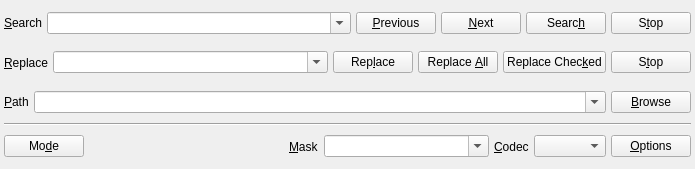
First picture: the form in v2/trunk/plugins/base/SearchAndReplace/src/SearchWidget.ui, repository testmana2/mks, before the edit.
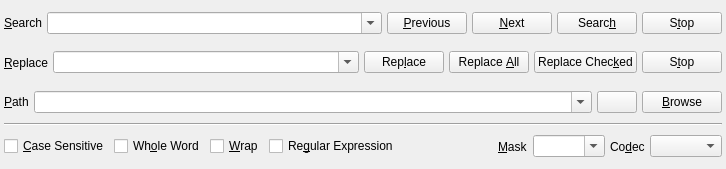
Second picture: the form after the edit. Icons and pictures are not drawn.

Diff of the .ui file:
```diff
--- a/v2/trunk/plugins/base/SearchAndReplace/src/SearchWidget.ui
+++ b/v2/trunk/plugins/base/SearchAndReplace/src/SearchWidget.ui
@@ -6,7 +6,7 @@
    <rect>
     <x>0</x>
     <y>0</y>
-    <width>695</width>
+    <width>726</width>
     <height>169</height>
    </rect>
   </property>
@@ -264,6 +264,14 @@
          <property name="margin">
           <number>0</number>
          </property>
+         <item>
+          <widget class="QPushButton" name="pbGoUp">
+           <property name="icon">
+            <iconset resource="../../../../monkey/src/resources/resources.qrc">
+             <normaloff>:/listeditor/icons/listeditor/go-up.png</normaloff>:/listeditor/icons/listeditor/go-up.png</iconset>
+           </property>
+          </widget>
+         </item>
          <item>
           <widget class="QPushButton" name="pbBrowse">
            <property name="text">
@@ -298,13 +306,30 @@
        <number>0</number>
       </property>
       <item>
-       <widget class="QPushButton" name="pbMode">
+       <widget class="QCheckBox" name="cbCaseSensitive">
         <property name="text">
-         <string>Mo&amp;de</string>
+         <string>&amp;Case Sensitive</string>
         </property>
-        <property name="icon">
-         <iconset resource="../../../../monkey/src/resources/resources.qrc">
-          <normaloff>:/build/icons/build/misc.png</normaloff>:/build/icons/build/misc.png</iconset>
+       </widget>
+      </item>
+      <item>
+       <widget class="QCheckBox" name="cbWholeWord">
+        <property name="text">
+         <string>Wh&amp;ole Word</string>
+        </property>
+       </widget>
+      </item>
+      <item>
+       <widget class="QCheckBox" name="cbWrap">
+        <property name="text">
+         <string>&amp;Wrap</string>
+        </property>
+       </widget>
+      </item>
+      <item>
+       <widget class="QCheckBox" name="cbRegularExpression">
+        <property name="text">
+         <string>Re&amp;gular Expression</string>
         </property>
        </widget>
       </item>
@@ -314,12 +339,12 @@
          <enum>Qt::Horizontal</enum>
         </property>
         <property name="sizeType">
-         <enum>QSizePolicy::Expanding</enum>
+         <enum>QSizePolicy::MinimumExpanding</enum>
         </property>
         <property name="sizeHint" stdset="0">
          <size>
-          <width>16</width>
-          <height>16</height>
+          <width>0</width>
+          <height>0</height>
          </size>
         </property>
        </spacer>
@@ -387,7 +412,7 @@
             </sizepolicy>
            </property>
            <property name="text">
-            <string>&amp;Codec</string>
+            <string>Co&amp;dec</string>
            </property>
            <property name="buddy">
             <cstring>cbCodec</cstring>
@@ -400,17 +425,6 @@
         </layout>
        </widget>
       </item>
-      <item>
-       <widget class="QPushButton" name="pbOptions">
-        <property name="text">
-         <string>&amp;Options</string>
-        </property>
-        <property name="icon">
-         <iconset resource="../../../../monkey/src/resources/resources.qrc">
-          <normaloff>:/edit/icons/edit/settings.png</normaloff>:/edit/icons/edit/settings.png</iconset>
-        </property>
-       </widget>
-      </item>
      </layout>
     </widget>
    </item>
```
